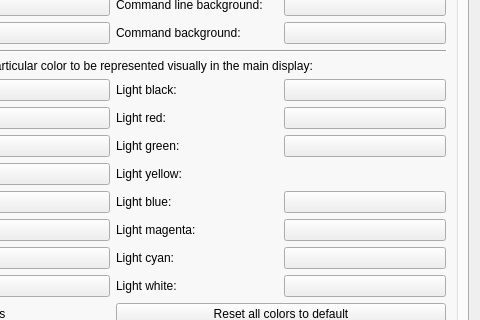
Mudlet/Mudlet, file src/ui/profile_preferences.ui: the form before one commit; both pictures show x 255 to 735 and y 109 to 429 of the 735 by 657 pixel window.
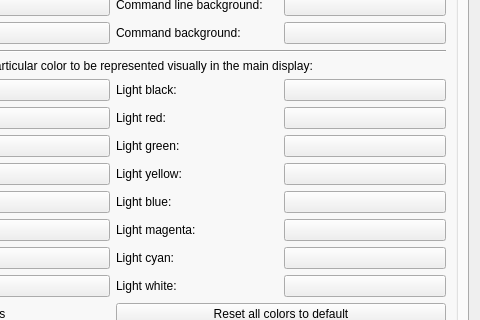
The form after the commit. The open tabs and pages were chosen to show the change. Icons and pictures are not drawn. Custom widgets are drawn as their Qt base class.

Commit message: BugFix: restore L. yellow colour button + insert new control in tab order

What changed in the file:
```diff
--- a/src/ui/profile_preferences.ui
+++ b/src/ui/profile_preferences.ui
@@ -1575,7 +1575,7 @@
             </property>
            </widget>
           </item>
-          <item row="7" column="3">
+          <item row="8" column="3">
            <widget class="QPushButton" name="pushButton_lYellow">
             <property name="toolTip">
              <string>ANSI Color Number 11</string>
```
Left out of the diff: 5 changed lines with no effect on the pictures.
